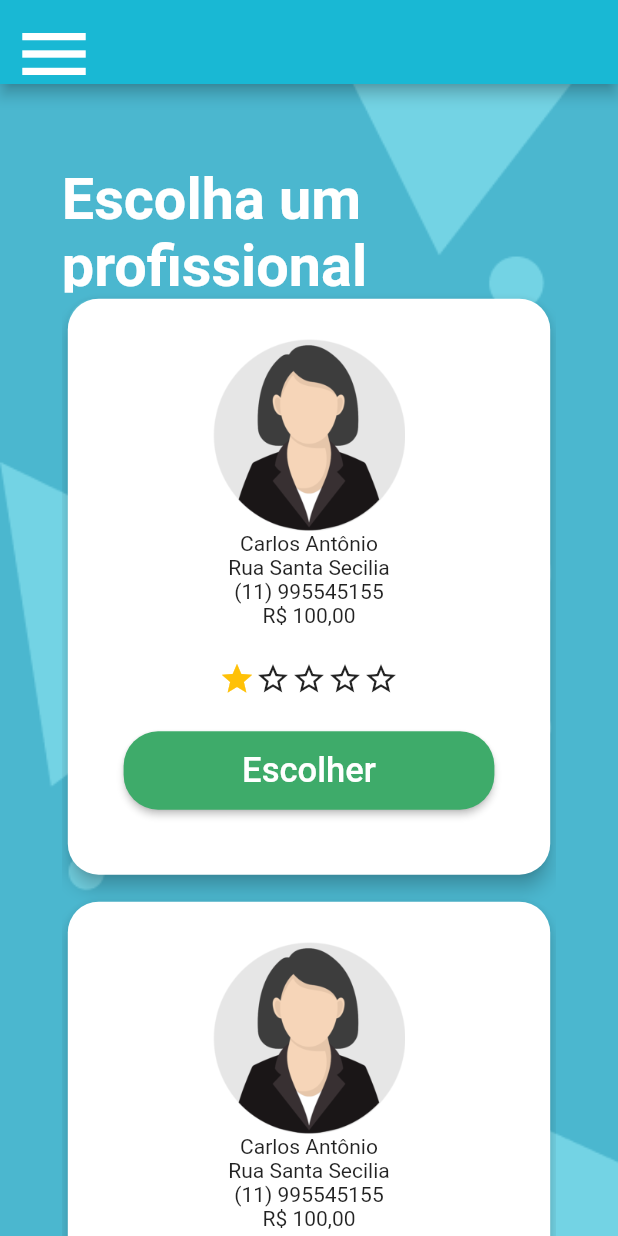
After one commit to JuanPablooo/clean_house, a Flutter app: the NovoServicoCliente screen opened directly, after a tap on "CONTINUAR", on a phone screen of 412 x 824 dp. The commit adds this screen. Run offline on Flutter 3.47's test engine with Material 2 defaults, Android fonts, the phone set to English and light mode, and no system bars; our stand-ins replace bottom_navy_bar, email_validator, flutter_masked_text, flutter_mobx, image_picker, mobx; generated files the repository leaves out were written again; project files that could hold a hidden picture were left out.

Commit message:
paginas de esolha de profissional e escolha do pedido e listagem de pedidos

```diff
--- a/lib/models/api/profissional.dart
+++ b/lib/models/api/profissional.dart
@@ -10,8 +10,8 @@ class Profissional {
   String nomeCompleto;
   String cpf;
   String dataNascimento;
-  Null fotoPerfil;
-  Null videoPerfil;
+  String fotoPerfil;
+  String videoPerfil;
   String telefoneFixo;
   String celular;
   ServicosApi servicos;
@@ -97,4 +97,14 @@ class Profissional {
     }
     return data;
   }
+
+  List<SolicitacaoDeServico> getRecusados() =>
+      solicitacaoDeServicos.where((servico) => !servico.aprovado).toList();
+
+  List<SolicitacaoDeServico> getPendentes() => solicitacaoDeServicos
+      .where((servico) => servico.aprovado == null)
+      .toList();
+
+  List<SolicitacaoDeServico> getFinalizados() =>
+      solicitacaoDeServicos.where((servico) => servico.aprovado).toList();
 }
--- a/lib/models/api/solicitacao-servico.dart
+++ b/lib/models/api/solicitacao-servico.dart
@@ -1,26 +1,40 @@
+import 'package:clean_house/models/api/cliente.dart';
+import 'package:clean_house/models/api/profissional.dart';
 import 'package:clean_house/models/api/residencia.dart';
 import 'package:clean_house/models/api/servicos-api.dart';
 
 class SolicitacaoDeServico {
   int id;
+  int idProfissional;
+  int idCliente;
   Residencia residencia;
   int data;
   ServicosApi servicos;
   double preco;
+  bool aprovado;
   String observacao;
   String status;
+  Profissional profissional;
+  Cliente cliente;
 
   SolicitacaoDeServico(
       {this.id,
+      this.idProfissional,
+      this.idCliente,
       this.residencia,
       this.data,
       this.servicos,
       this.preco,
+      this.aprovado,
       this.observacao,
-      this.status});
+      this.status,
+      this.profissional,
+      this.cliente});
 
   SolicitacaoDeServico.fromJson(Map<String, dynamic> json) {
     id = json['id'];
+    idCliente = json['idCliente'];
+    idProfissional = json['idProfissional'];
     residencia = json['residencia'] != null
         ? new Residencia.fromJson(json['residencia'])
         : null;
@@ -29,6 +43,7 @@ class SolicitacaoDeServico {
         ? new ServicosApi.fromJson(json['servicos'])
         : null;
     preco = json['preco'];
+    aprovado = json['aprovado'];
     observacao = json['observacao'];
     status = json['status'];
   }
@@ -36,11 +51,14 @@ class SolicitacaoDeServico {
   Map<String, dynamic> toJson() {
     final Map<String, dynamic> data = new Map<String, dynamic>();
     data['id'] = this.id;
+    data['idProfissional'] = this.idProfissional;
+    data['idCliente'] = this.idCliente;
     if (this.residencia != null) {
       data['residencia'] = this.residencia.toJson();
     }
     data['data'] = this.data;
     data['preco'] = this.preco;
+    data['aprovado'] = this.aprovado;
     data['observacao'] = this.observacao;
     data['status'] = this.status;
     if (this.servicos != null) {
--- a/lib/view/meu-servico/novo-servico-cliente.dart
+++ b/lib/view/meu-servico/novo-servico-cliente.dart
@@ -1,5 +1,6 @@
 import 'package:clean_house/constants/constantes-general.dart';
 import 'package:clean_house/constants/cores.dart';
+import 'package:clean_house/view/meu-servico/novo-servico/esolha-profissional.dart';
 import 'package:clean_house/view/widgets/app-bar/app-bares.dart';
 import 'package:clean_house/view/widgets/btn-generic.dart';
 import 'package:clean_house/view/widgets/drawer-menu-cliente.dart';
@@ -40,6 +41,13 @@ class _NovoServicoClienteState extends State<NovoServicoCliente> {
         color: Colors.white,
         fontSize: alturaTela * .045,
         fontWeight: FontWeight.bold);
+
+    redirectEscolhaProfissional() {
+      Navigator.push(
+          context,
+          MaterialPageRoute(
+              builder: (BuildContext context) => EscolhaProfissional()));
+    }
 
     return Scaffold(
       appBar: appBar,
@@ -154,6 +162,17 @@ class _NovoServicoClienteState extends State<NovoServicoCliente> {
                   )
                 ],
               ),
+            ),
+            //TODO enviar a solicitacao de servico para a esolha do profissional
+            SizedBox(height: alturaTela * .03),
+            Container(
+              width: larguraTela * .75,
+              height: alturaTela * .08,
+              child: BtnGenericoWidget(
+                fontSize: alturaTela * .03,
+                color: myGreen,
+                onPress: redirectEscolhaProfissional,
+              ),
             )
           ],
         ),
--- /dev/null
+++ b/lib/view/meu-servico/novo-servico/card-escolha.dart
@@ -0,0 +1,69 @@
+import 'package:clean_house/constants/cores.dart';
+import 'package:clean_house/models/api/profissional.dart';
+import 'package:clean_house/view/widgets/btn-generic.dart';
+import 'package:flutter/material.dart';
+
+class CardEscolhaProfissional extends StatelessWidget {
+  final double larguraTela;
+  final double alturaTela;
+  final Profissional profissional;
+  const CardEscolhaProfissional(
+      {Key key,
+      this.profissional,
+      @required this.alturaTela,
+      @required this.larguraTela})
+      : super(key: key);
+
+  @override
+  Widget build(BuildContext context) {
+    return Container(
+      width: larguraTela * .8,
+      child: Card(
+          elevation: 5,
+          shape: RoundedRectangleBorder(
+            borderRadius: BorderRadius.circular(larguraTela * .05),
+          ),
+          child: Container(
+            height: alturaTela * .5,
+            width: larguraTela * .5,
+            child: Column(
+              children: <Widget>[
+                SizedBox(height: alturaTela * .035),
+                SizedBox(
+                  height: alturaTela * .167,
+                  child: Image.asset('assets/cliente.png'),
+                ),
+                Text(profissional.nomeCompleto),
+                Text('Rua Santa Secilia'),
+                Text(profissional.celular),
+                Text('R\$ 100,00'),
+                SizedBox(height: alturaTela * .029),
+                Row(
+                  mainAxisAlignment: MainAxisAlignment.center,
+                  children: <Widget>[
+                    Icon(
+                      Icons.star,
+                      color: Colors.amber,
+                    ),
+                    Icon(Icons.star_border),
+                    Icon(Icons.star_border),
+                    Icon(Icons.star_border),
+                    Icon(Icons.star_border),
+                  ],
+                ),
+                SizedBox(height: alturaTela * .03),
+                Container(
+                  height: alturaTela * .068,
+                  width: larguraTela * .6,
+                  child: BtnGenericoWidget(
+                    fontSize: alturaTela * .03,
+                    titulo: "Escolher",
+                    color: myGreen,
+                  ),
+                )
+              ],
+            ),
+          )),
+    );
+  }
+}
--- /dev/null
+++ b/lib/view/meu-servico/novo-servico/esolha-profissional.dart
@@ -0,0 +1,146 @@
+import 'package:clean_house/constants/constantes-general.dart';
+import 'package:clean_house/constants/cores.dart';
+import 'package:clean_house/controller/home-profissional-controller.dart';
+import 'package:clean_house/models/api/profissional.dart';
+import 'package:clean_house/models/api/solicitacao-servico.dart';
+import 'package:clean_house/view/meu-servico/novo-servico/card-escolha.dart';
+import 'package:clean_house/view/widgets/app-bar/app-bares.dart';
+import 'package:clean_house/view/widgets/btn-generic.dart';
+import 'package:clean_house/view/widgets/card-servico-solicitado.dart';
+import 'package:clean_house/view/widgets/drawer-menu-cliente.dart';
+import 'package:clean_house/view/widgets/drawer-meu-profissional.dart';
+import 'package:flutter/material.dart';
+
+class EscolhaProfissional extends StatefulWidget {
+  @override
+  _EscolhaProfissionalState createState() => _EscolhaProfissionalState();
+}
+
+class _EscolhaProfissionalState extends State<EscolhaProfissional> {
+  @override
+  Widget build(BuildContext context) {
+    var appBar = MyAppBar.appBarCliente;
+    double larguraTela = MediaQuery.of(context).size.width;
+    var size = MediaQuery.of(context).size;
+    double alturaTela = (size.height - appBar.preferredSize.height) -
+        MediaQuery.of(context).padding.top;
+    var styleTextDescription = TextStyle(
+        color: Colors.white,
+        fontSize: alturaTela * .03,
+        fontWeight: FontWeight.bold);
+
+    Profissional profissional =
+        Profissional(nomeCompleto: "Carlos Antônio", celular: "(11) 995545155");
+
+    return Scaffold(
+      appBar: appBar,
+      drawer: MyDrawerMenuCliente(),
+      body: Stack(
+        overflow: Overflow.visible,
+        alignment: Alignment.topCenter,
+        children: <Widget>[
+          Container(
+            decoration: BoxDecoration(
+              image: DecorationImage(
+                  image: AssetImage(
+                    'assets/fundo.png',
+                  ),
+                  fit: BoxFit.cover),
+              color: Color(0xFF4BB7CF),
+            ),
+          ),
+          Column(
+            children: <Widget>[
+              Expanded(
+                child: Container(
+                  height: 10,
+                  width: larguraTela * .8,
+                  child: ListView.builder(
+                    itemCount: 3,
+                    // physics: AlwaysScrollableScrollPhysics(parent: ),
+                    scrollDirection: Axis.vertical,
+                    itemBuilder: (BuildContext context, int index) {
+                      // Servico servico = homeController.servicos[index];
+                      if (index == 0) {
+                        // return the header
+                        return new Column(
+                          mainAxisSize: MainAxisSize.max,
+                          children: <Widget>[
+                            SizedBox(height: alturaTela * .07),
+                            Container(
+                              width: larguraTela / 1,
+                              height: alturaTela / 9,
+                              child: Center(
+                                child: Text(
+                                  'Escolha um profissional',
+                                  style: TextStyle(
+                                      color: Colors.white,
+                                      fontSize: alturaTela * .05,
+                                      fontWeight: FontWeight.bold),
+                                ),
+                              ),
+                            ),
+                            CardEscolhaProfissional(
+                              larguraTela: larguraTela,
+                              alturaTela: alturaTela,
+                              profissional: profissional,
+                            ),
+                            Container(
+                              height: 10,
+                              width: larguraTela * .8,
+                              child: ListView.builder(
+                                itemCount: 3,
+                                // physics: AlwaysScrollableScrollPhysics(parent: ),
+                                scrollDirection: Axis.vertical,
+                                itemBuilder: (BuildContext context, int index) {
+                                  // Servico servico = homeController.servicos[index];
+                                  if (index == 0) {
+                                    // return the header
+                                    return new Column(
+                                      mainAxisSize: MainAxisSize.max,
+                                      children: <Widget>[
+                                        SizedBox(height: alturaTela * .07),
+                                        Container(
+                                          width: larguraTela / 1,
+                                          height: alturaTela / 9,
+                                          child: Center(
+                                            child: Text(
+                                              'SERVIÇOS',
+                                              style: TextStyle(
+                                                  color: Colors.white,
+                                                  fontSize: alturaTela * .05,
+                                                  fontWeight: FontWeight.bold),
+                                            ),
+                                          ),
+                                        ),
+                                      ],
+                                    );
+                                  }
+                                  // return CardEscolhaProfissional(
+                                  //   larguraTela: larguraTela,
+                                  //   alturaTela: alturaTela,
+                                  //   profissional: profissional,
+                                  // );
+                                },
+                              ),
+                            )
+                          ],
+                        );
+                      }
+                      return Container(
+                          child: CardEscolhaProfissional(
+                        larguraTela: larguraTela,
+                        alturaTela: alturaTela,
+                        profissional: profissional,
+                      ));
+                    },
+                  ),
+                ),
+              )
+            ],
+          ),
+        ],
+      ),
+    );
+  }
+}
```
Also changed, not shown: lib/view/meu-servico/meu-servico.dart (+100 -42 lines), lib/view/meu-servico/profissional/listagem-servicos.dart (added, +74 -0 lines).
